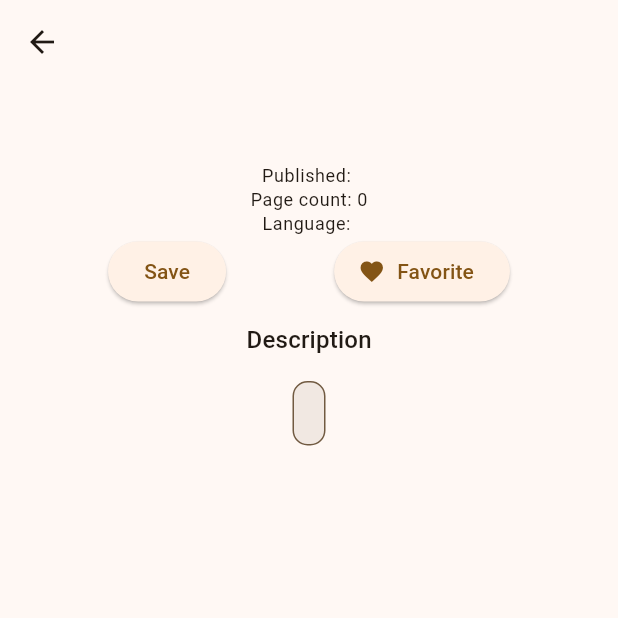
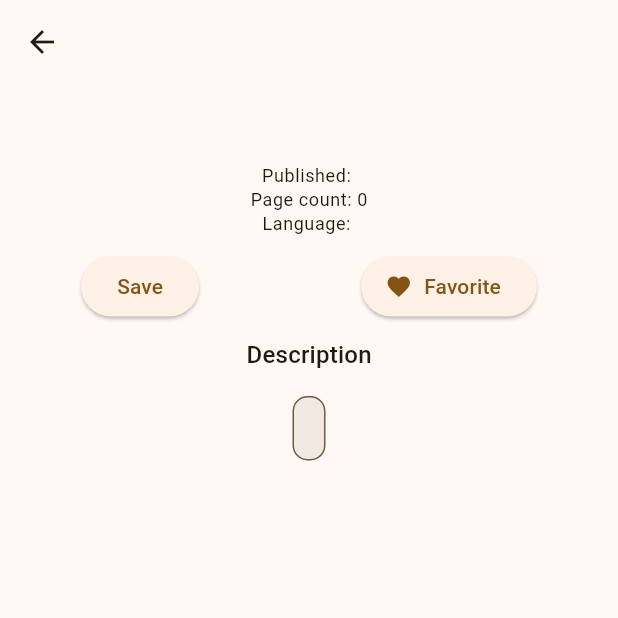
Before and after one commit to pdichone/flutter-course-a-reader-app, a Flutter app: the BookDetailsScreen screen opened directly with empty values, on a phone screen of 412 x 824 dp, the top half of it. Run offline on Flutter 3.47's test engine with Material 3 defaults, Android fonts, the phone set to English and light mode, and no system bars; our stand-ins replace sqflite; accounts and stored records are empty.

Commit message:
Adjust Buttons depending on start screen

```diff
--- a/lib/components/gridview_widget.dart
+++ b/lib/components/gridview_widget.dart
@@ -28,7 +28,8 @@ class GridViewWidget extends StatelessWidget {
                   onTap: () {
                     // Navigate to the details screen
                     Navigator.pushNamed(context, '/details',
-                        arguments: BookDetailsArguments(itemBook: book));
+                        arguments: BookDetailsArguments(
+                            itemBook: book, isFromSavedScreen: false));
                     // Navigator.push(
                     //     context,
                     //     MaterialPageRoute(
--- a/lib/pages/books_details.dart
+++ b/lib/pages/books_details.dart
@@ -16,6 +16,8 @@ class _BookDetailsScreenState extends State<BookDetailsScreen> {
     final args =
         ModalRoute.of(context)?.settings.arguments as BookDetailsArguments;
     final Book book = args.itemBook;
+    final bool isFromSavedScreen = args.isFromSavedScreen;
+
     final theme = Theme.of(context).textTheme;
 
     return Scaffold(
@@ -57,15 +59,21 @@ class _BookDetailsScreenState extends State<BookDetailsScreen> {
                     'Language: ${book.language}',
                     style: theme.bodySmall,
                   ),
+                  SizedBox(
+                    height: 10,
+                  ),
                   Row(
-                    mainAxisAlignment: MainAxisAlignment.spaceEvenly,
+                    mainAxisAlignment: !isFromSavedScreen
+                        ? MainAxisAlignment.spaceEvenly
+                        : MainAxisAlignment.center,
                     children: [
-                      ElevatedButton(
+                      !isFromSavedScreen
+                          ? ElevatedButton(
                               onPressed: () async {
                                 // save a book to the datase
                                 try {
-                              int savedInt =
-                                  await DatabaseHelper.instance.insert(book);
+                                  int savedInt = await DatabaseHelper.instance
+                                      .insert(book);
                                   SnackBar snackBar = SnackBar(
                                       content: Text("Book Saved $savedInt"));
                                   ScaffoldMessenger.of(context)
@@ -74,11 +82,15 @@ class _BookDetailsScreenState extends State<BookDetailsScreen> {
                                   print("Error: $e");
                                 }
                               },
-                          child: Text('Save')),
+                              child: const Text('Save'))
+                          : const SizedBox(),
+                      SizedBox(
+                        height: 10,
+                      ),
                       ElevatedButton.icon(
                           onPressed: () async {},
-                          icon: Icon(Icons.favorite),
-                          label: Text('Favorite'))
+                          icon: const Icon(Icons.favorite),
+                          label: const Text('Favorite'))
                     ],
                   ),
                   const SizedBox(
@@ -92,8 +104,8 @@ class _BookDetailsScreenState extends State<BookDetailsScreen> {
                     height: 5,
                   ),
                   Container(
-                    margin: EdgeInsets.all(10),
-                    padding: EdgeInsets.all(10),
+                    margin: const EdgeInsets.all(10),
+                    padding: const EdgeInsets.all(10),
                     decoration: BoxDecoration(
                         color: Theme.of(context)
                             .colorScheme
--- a/lib/pages/home_screen.dart
+++ b/lib/pages/home_screen.dart
@@ -22,11 +22,7 @@ class _HomeScreenState extends State<HomeScreen> {
       setState(() {
         _books = books;
       });
-
-      // print("Books: ${books.toString()}");
-    } catch (e) {
-
-    }
+    } catch (e) {}
     setState(() {}); // go ahead and rebuild the widget
   }
 
--- a/lib/utils/book_details_arguments.dart
+++ b/lib/utils/book_details_arguments.dart
@@ -2,6 +2,10 @@ import 'package:reader_tracker/models/book.dart';
 
 class BookDetailsArguments {
   final Book itemBook;
+  final bool isFromSavedScreen;
 
-  BookDetailsArguments({required this.itemBook});
+  BookDetailsArguments({
+    required this.itemBook,
+    required this.isFromSavedScreen,
+  });
 }
```
Also changed, not shown: lib/pages/saved_screen.dart (+10 -2 lines). Lines whose indentation alone changed are shown as unchanged.
